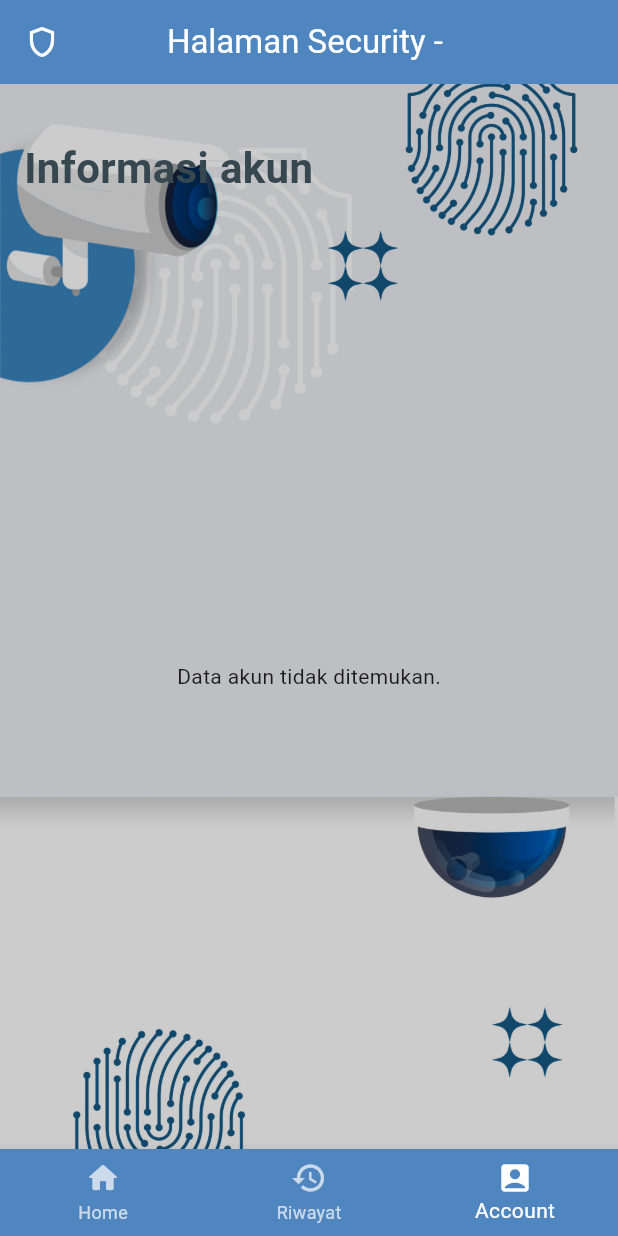
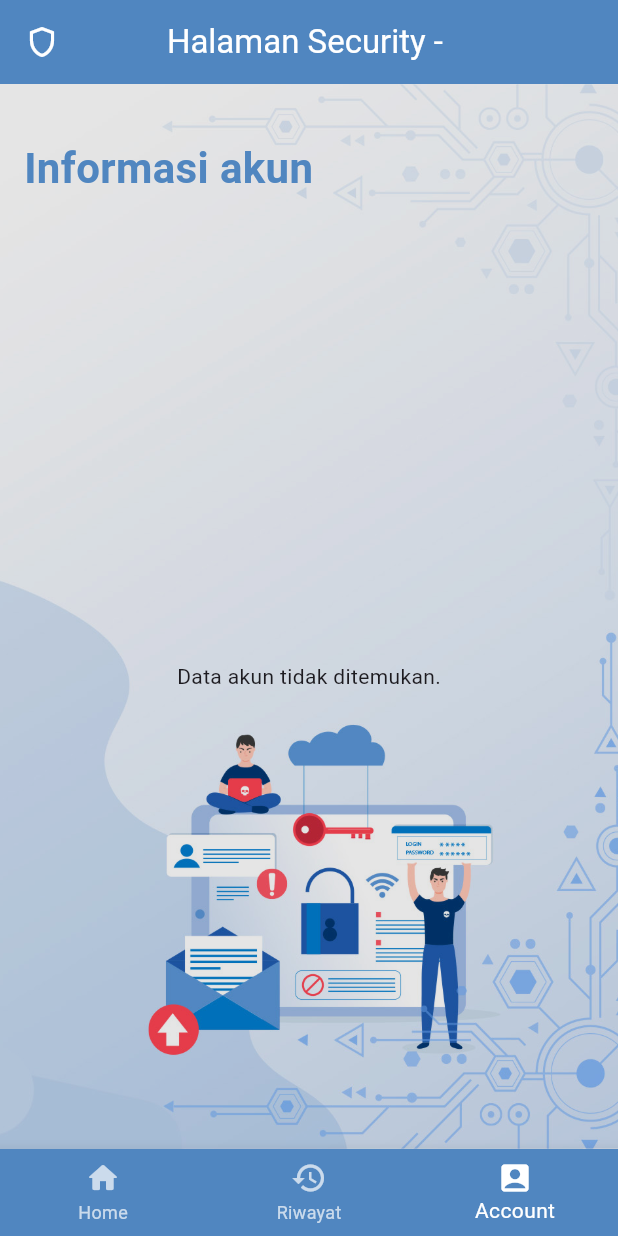
Before and after one commit to liztric/magang, a Flutter app: the SecurityPage screen opened directly with empty values, item 3 of the bottom bar chosen, on a phone screen of 412 x 824 dp. Run offline on Flutter 3.47's test engine with Material 3 defaults, Android fonts, the light colour scheme and no system bars; our stand-ins replace firebase_core, firebase_database, google_fonts, logger; accounts and stored records are empty.

Commit message:
modified:   security_app/assets/login/1.jpg 	modified:   security_app/assets/login/2.jpg 	modified:   security_app/assets/login/3.jpg 	modified:   security_app/assets/login/4.jpg 	deleted:    security_app/assets/login/5.jpg 	modified:   security_app/lib/account_page.dart 	modified:   security_app/lib/laporan_page.dart 	modified:   security_app/lib/login_page.dart 	modified:   security_app/lib/riwayat_page.dart 	modified:   security_app/lib/security_page.dart 	modified:   security_app/lib/user_page.dart 	modified:   security_app/pubspec.yaml

```diff
--- a/security_app/lib/account_page.dart
+++ b/security_app/lib/account_page.dart
@@ -92,13 +92,13 @@ class _AccountPageState extends State<AccountPage>
             decoration: const BoxDecoration(
               image: DecorationImage(
                 image: AssetImage(
-                    'assets/login/1.jpg'), // Ganti dengan gambar latar belakang Anda
+                    'assets/login/4.jpg'), // Ganti dengan gambar latar belakang Anda
                 fit: BoxFit.cover,
               ),
             ),
           ),
           Container(
-          color: Colors.black.withOpacity(0.2), // Overlay semi-transparan
+            color: Colors.black.withOpacity(0.1), // Overlay semi-transparan
           ),
           Padding(
             padding: const EdgeInsets.all(16.0),
@@ -111,7 +111,7 @@ class _AccountPageState extends State<AccountPage>
                   style: TextStyle(
                     fontWeight: FontWeight.bold,
                     fontSize: 28,
-                    color: const Color.fromARGB(255, 55, 71, 79),
+                    color: Color.fromARGB(255, 80, 134, 192),
                   ),
                 ),
                 const SizedBox(height: 20),
@@ -230,10 +230,10 @@ class _AccountPageState extends State<AccountPage>
                                     decoration: BoxDecoration(
                                       boxShadow: [
                                         BoxShadow(
-                                          color: Colors.red.withOpacity(0.5),
+                                          color: Colors.red.withOpacity(0.2),
                                           spreadRadius: 5,
-                                          blurRadius: 10,
-                                          offset: const Offset(0, 2),
+                                          blurRadius: 5,
+                                          offset: const Offset(0, 1),
                                         ),
                                       ],
                                     ),
--- a/security_app/lib/login_page.dart
+++ b/security_app/lib/login_page.dart
@@ -222,9 +222,7 @@ class LoginPageState extends State<LoginPage> {
                   ),
                   const SizedBox(height: 20),
                   TextButton(
-                    onPressed: () {
-
-                    },
+                    onPressed: () {},
                     child: Text(
                       "",
                       style: GoogleFonts.poppins(
--- a/security_app/lib/security_page.dart
+++ b/security_app/lib/security_page.dart
@@ -101,14 +101,39 @@ class _SecurityPageState extends State<SecurityPage> {
   @override
   Widget build(BuildContext context) {
     return Scaffold(
-      appBar: AppBar(
-        title: Text('Halaman Security - ${widget.username}'),
-        foregroundColor: Colors.white,
-        backgroundColor: const Color.fromARGB(255, 80, 134, 192),
-        centerTitle: true,
-        leading: const Icon(Icons.shield_outlined, color: Colors.white),
+      body: Stack(
+        children: [
+          // Background image
+          Container(
+            decoration: BoxDecoration(
+              image: DecorationImage(
+                image: AssetImage(
+                    'assets/login/2.jpg'), // Replace with your background image
+                fit: BoxFit.cover,
+              ),
+            ),
+          ),
+          // Dark overlay
+          Container(
+            color: Colors.black.withOpacity(0.1),
+          ),
+          // Main content
+          Column(
+            children: [
+              AppBar(
+                title: Text('Halaman Security - ${widget.username}'),
+                foregroundColor: Colors.white,
+                backgroundColor: const Color.fromARGB(255, 80, 134, 192),
+                centerTitle: true,
+                leading: const Icon(Icons.shield_outlined, color: Colors.white),
+              ),
+              Expanded(
+                child: _getPage(),
+              ),
+            ],
+          ),
+        ],
       ),
-      body: _getPage(),
       bottomNavigationBar: BottomNavigationBar(
         backgroundColor: const Color.fromARGB(255, 80, 134, 192),
         selectedItemColor: Colors.white,
@@ -159,8 +184,9 @@ class _SecurityPageState extends State<SecurityPage> {
                 child: Text(
                   'Laporan Terkini',
                   style: const TextStyle(
-                    fontSize: 24,
+                    fontSize: 28,
                     fontWeight: FontWeight.bold,
+                    color: Color.fromARGB(255, 80, 134, 192),
                   ),
                 ),
               ),
--- a/security_app/pubspec.yaml
+++ b/security_app/pubspec.yaml
@@ -79,7 +79,6 @@ flutter:
     - assets/login/2.jpg
     - assets/login/3.jpg
     - assets/login/4.jpg
-    - assets/login/5.jpg
 
 
   # To add assets to your application, add an assets section, like this:
```
Also changed, not shown: security_app/lib/laporan_page.dart (+7 -4 lines), security_app/lib/riwayat_page.dart (+22 -3 lines), security_app/lib/user_page.dart (+6 -3 lines), security_app/assets/login/1.jpg, security_app/assets/login/2.jpg, security_app/assets/login/3.jpg, security_app/assets/login/4.jpg, security_app/assets/login/5.jpg (deleted).
